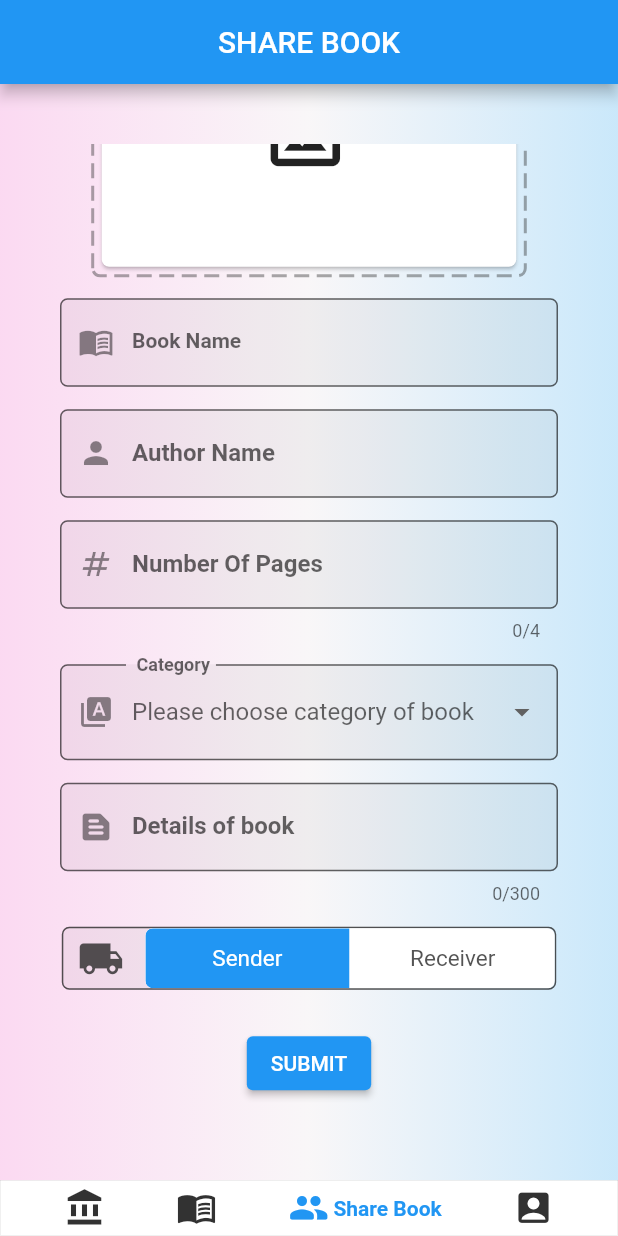
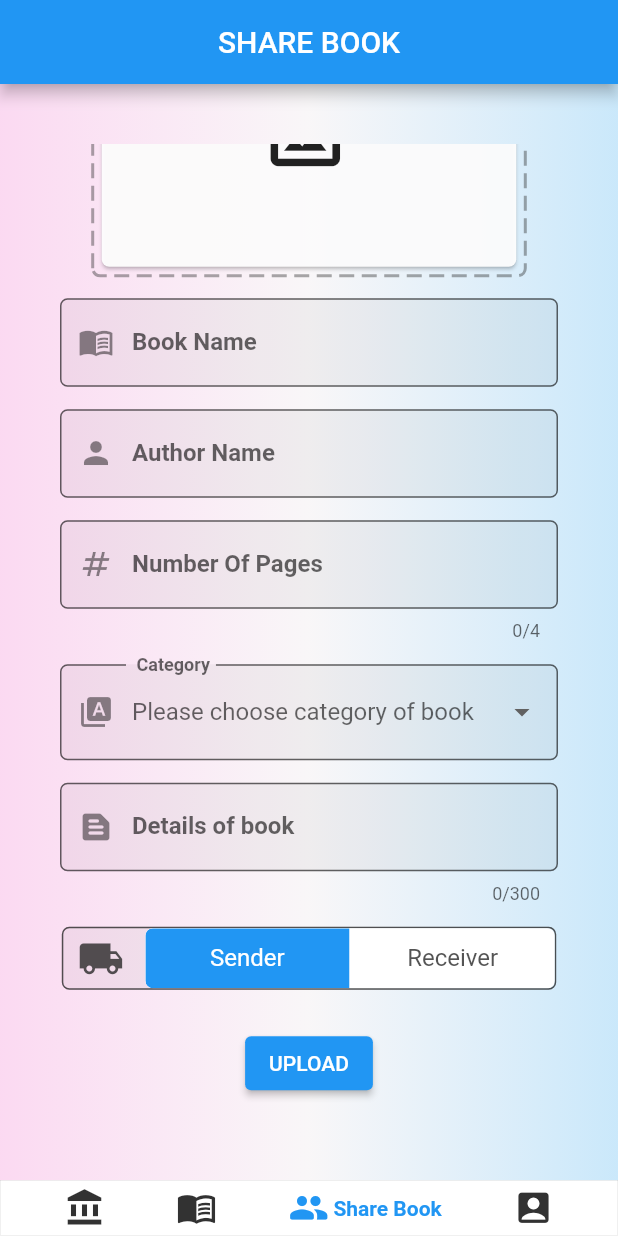
Before and after one commit to GTU-Ghostbusters/shelf_mobil_frontend, a Flutter app: the screen it shows after launch, item 3 of the bottom bar chosen, scrolled down 92 dp, on a phone screen of 412 x 824 dp. Run offline on Flutter 3.47's test engine with Material 2 defaults, Android fonts, the phone set to English and light mode, and no system bars; drawn by our look-alikes of dotted_border, google_nav_bar, toggle_switch; our stand-ins replace email_validator, image_picker, scroll_snap_list; missing offline and left inert: wc_form_validators.

Commit message:
Edited main design of ShareBookPage

```diff
--- a/lib/pages/share_book_page.dart
+++ b/lib/pages/share_book_page.dart
@@ -9,6 +9,7 @@ import 'package:toggle_switch/toggle_switch.dart';
 
 import '../screens/select_photo_options_screen.dart';
 import '../types/category.dart';
+import 'account_page.dart';
 
 class ShareBookPage extends StatefulWidget {
   const ShareBookPage({super.key});
@@ -67,7 +68,9 @@ class _ShareBookPageState extends State<ShareBookPage> {
   TextEditingController numberOfPages = TextEditingController();
   @override
   Widget build(BuildContext context) {
-    return Scaffold(
+    return AccountPage.isUserLogged() == false
+        ? const AccountPage()
+        : Scaffold(
             resizeToAvoidBottomInset: false,
             appBar: AppBar(title: const Text("SHARE BOOK"), centerTitle: true),
             body: Container(
@@ -98,7 +101,8 @@ class _ShareBookPageState extends State<ShareBookPage> {
                                 _showSelectPhotoOptions(context);
                               },
                               child: SizedBox(
-                          height: MediaQuery.of(context).size.height * 0.2,
+                                height:
+                                    MediaQuery.of(context).size.height * 0.2,
                                 width: MediaQuery.of(context).size.width * 0.7,
                                 child: DottedBorder(
                                   borderType: BorderType.RRect,
@@ -107,26 +111,26 @@ class _ShareBookPageState extends State<ShareBookPage> {
                                   color: const Color.fromARGB(100, 37, 37, 37),
                                   strokeWidth: 2,
                                   child: Card(
-                              color: Colors.white,
+                                    color: const Color.fromARGB(240, 255, 255, 255),
                                     shape: RoundedRectangleBorder(
                                       borderRadius: BorderRadius.circular(5),
                                     ),
                                     child: Center(
                                         child: Column(
                                       children: [
-                                  Text(
+                                        const Text(
                                           maxLines: 2,
                                           textAlign: TextAlign.center,
                                           "UPLOAD BOOK IMAGES",
                                           style: TextStyle(
-                                        fontSize:
-                                            MediaQuery.of(context).size.height *
-                                                0.03,
+                                              fontSize: 25,
                                               fontWeight: FontWeight.w500,
                                               overflow: TextOverflow.visible),
                                         ),
                                         Icon(Icons.add_photo_alternate_outlined,
-                                      size: MediaQuery.of(context).size.height *
+                                            size: MediaQuery.of(context)
+                                                    .size
+                                                    .height *
                                                 0.075),
                                       ],
                                     )),
@@ -163,7 +167,7 @@ class _ShareBookPageState extends State<ShareBookPage> {
                           prefixIcon: Icon(Icons.menu_book),
                           labelText: "Book Name",
                           labelStyle: TextStyle(
-                      fontSize: 14,
+                            fontSize: 16,
                             fontWeight: FontWeight.bold,
                           ),
                           hintText: "Please enter book name",
@@ -231,7 +235,8 @@ class _ShareBookPageState extends State<ShareBookPage> {
                               ),
                             )
                             .toList(),
-                  onChanged: (item) => setState(() => _selectedCategory = item),
+                        onChanged: (item) =>
+                            setState(() => _selectedCategory = item),
                         decoration: const InputDecoration(
                           filled: true,
                           prefixIcon: Icon(Icons.type_specimen),
@@ -277,7 +282,8 @@ class _ShareBookPageState extends State<ShareBookPage> {
                             width: 1,
                             color: const Color.fromARGB(200, 37, 37, 37),
                           ),
-                    borderRadius: const BorderRadius.all(Radius.circular(5)),
+                          borderRadius:
+                              const BorderRadius.all(Radius.circular(5)),
                         ),
                         child: Row(
                           mainAxisAlignment: MainAxisAlignment.spaceBetween,
@@ -290,25 +296,26 @@ class _ShareBookPageState extends State<ShareBookPage> {
                             ),
                             const SizedBox(width: 5),
                             ToggleSwitch(
-                        initialLabelIndex:
-                            _cargoPaymentType == CargoPaymentType.senderPays
+                              initialLabelIndex: _cargoPaymentType ==
+                                      CargoPaymentType.senderPays
                                   ? 0
                                   : 1,
                               cornerRadius: 5,
-                        fontSize: 15,
+                              fontSize: 16,
                               borderWidth: 0,
                               activeFgColor: Colors.white,
-                        activeBgColor: [
-                          Theme.of(context).primaryColor
-                        ],
-                        inactiveFgColor: const Color.fromARGB(200, 37, 37, 37),
+                              activeBgColor: [Theme.of(context).primaryColor],
+                              inactiveFgColor:
+                                  const Color.fromARGB(200, 37, 37, 37),
                               inactiveBgColor: Colors.white,
                               totalSwitches: 2,
-                        minWidth: MediaQuery.of(context).size.width * 0.33,
+                              minWidth:
+                                  MediaQuery.of(context).size.width * 0.33,
                               labels: const ['Sender', 'Receiver'],
                               onToggle: (index) {
                                 setState(() {
-                            _cargoPaymentType == CargoPaymentType.senderPays
+                                  _cargoPaymentType ==
+                                          CargoPaymentType.senderPays
                                       ? _cargoPaymentType =
                                           CargoPaymentType.receiverPays
                                       : _cargoPaymentType =
@@ -320,7 +327,8 @@ class _ShareBookPageState extends State<ShareBookPage> {
                         ),
                       ),
                       const SizedBox(height: 25),
-                ElevatedButton(onPressed: (() {}), child: const Text("SUBMIT")),
+                      ElevatedButton(
+                          onPressed: (() {}), child: const Text("UPLOAD")),
                       const SizedBox(height: 15),
                     ],
                   ),
```
Lines whose indentation alone changed are shown as unchanged.
